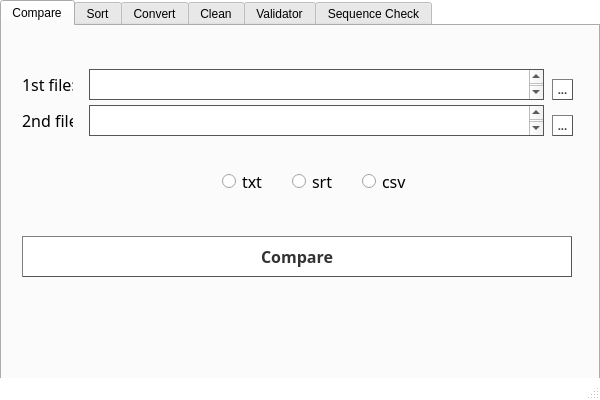
The window that assets/good_tools.ui (KayaliYousef/GoodTools) describes before a commit, drawn with Qt 5.
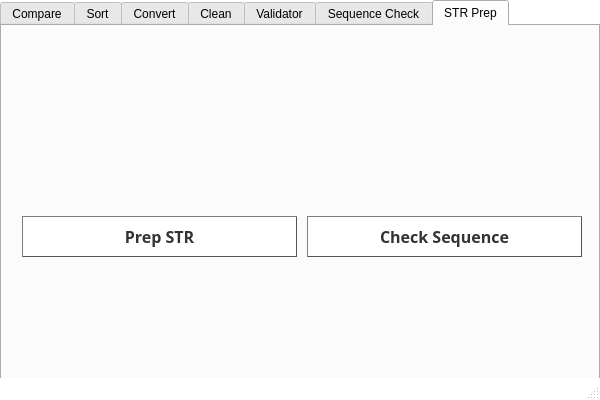
The same window after the commit.

Commit message: Prepare STR for DeepL     * added a prep_srt.py which will strip the srt from timecodes,     block numbers, new lines and empty rows, then putting some sign     as a placehoder in the place of the deleted stuff.     * updated the UI with a new tab for this task.

What changed in the file:
```diff
--- a/assets/good_tools.ui
+++ b/assets/good_tools.ui
@@ -29,7 +29,7 @@
      </rect>
     </property>
     <property name="currentIndex">
-     <number>0</number>
+     <number>6</number>
     </property>
     <widget class="QWidget" name="Compare">
      <attribute name="title">
@@ -735,6 +735,79 @@
       </property>
      </widget>
     </widget>
+    <widget class="QWidget" name="srtPrep">
+     <attribute name="title">
+      <string>STR Prep</string>
+     </attribute>
+     <widget class="QPushButton" name="checkSequencePushButton_2">
+      <property name="geometry">
+       <rect>
+        <x>305</x>
+        <y>190</y>
+        <width>275</width>
+        <height>41</height>
+       </rect>
+      </property>
+      <property name="font">
+       <font>
+        <family>Segoe UI Light</family>
+        <pointsize>12</pointsize>
+        <weight>75</weight>
+        <bold>true</bold>
+       </font>
+      </property>
+      <property name="styleSheet">
+       <string notr="true">QPushButton {
+    color: #333;
+    border: 1px solid #555;
+    border-style: outset;
+    background:white;
+    padding: 5px;
+    }
+
+QPushButton:pressed {
+    background: #0078d7
+    }</string>
+      </property>
+      <property name="text">
+       <string>Check Sequence</string>
+      </property>
+     </widget>
+     <widget class="QPushButton" name="checkSequencePushButton_3">
+      <property name="geometry">
+       <rect>
+        <x>20</x>
+        <y>190</y>
+        <width>275</width>
+        <height>41</height>
+       </rect>
+      </property>
+      <property name="font">
+       <font>
+        <family>Segoe UI Light</family>
+        <pointsize>12</pointsize>
+        <weight>75</weight>
+        <bold>true</bold>
+       </font>
+      </property>
+      <property name="styleSheet">
+       <string notr="true">QPushButton {
+    color: #333;
+    border: 1px solid #555;
+    border-style: outset;
+    background:white;
+    padding: 5px;
+    }
+
+QPushButton:pressed {
+    background: #0078d7
+    }</string>
+      </property>
+      <property name="text">
+       <string>Prep STR</string>
+      </property>
+     </widget>
+    </widget>
    </widget>
   </widget>
   <widget class="QMenuBar" name="menubar">
```
Left out of the diff: 8 changed lines with no effect on the pictures. The commit also changes 1 other file.
